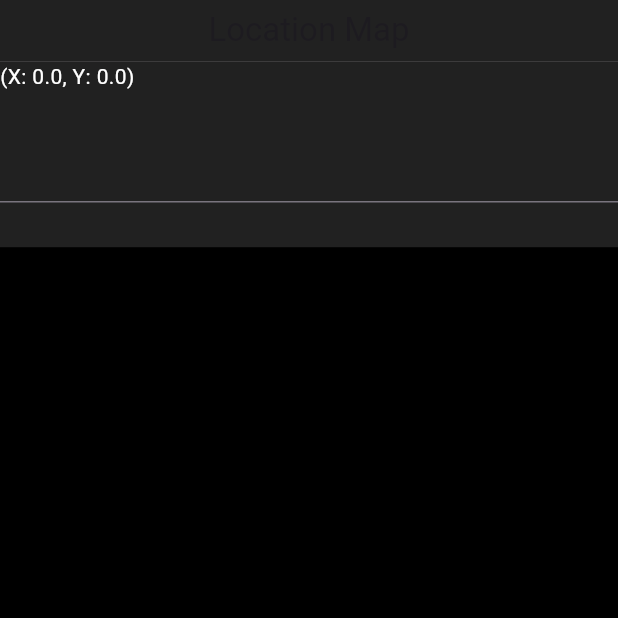
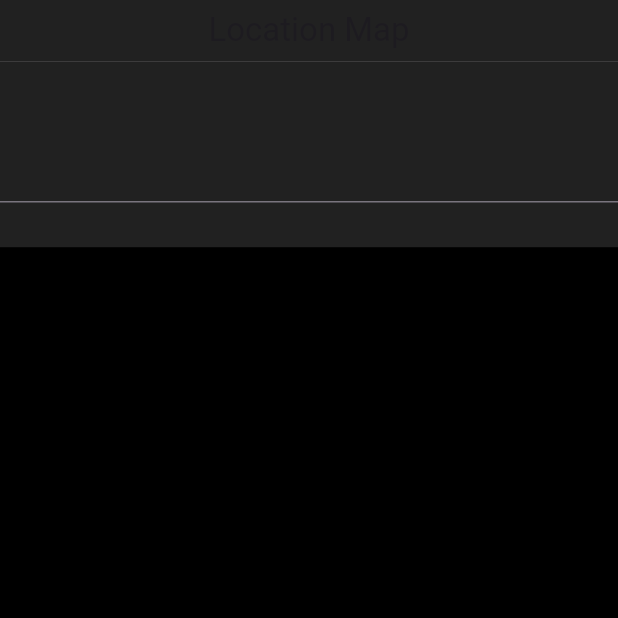
Before and after one commit to juntthanat/IPS_Android_UI, a Flutter app: the screen it shows after launch, on a phone screen of 412 x 824 dp, the top half of it. Run offline on Flutter 3.47's test engine with Material 3 defaults, Android fonts, the phone set to English and light mode, and no system bars; our stand-ins replace cached_network_image, dio, flutter_compass, permission_handler; missing offline and left inert: flutter_reactive_ble, mqtt_client; statements that could not run were skipped.

Commit message:
Removed: x and y label

```diff
--- a/lib/main.dart
+++ b/lib/main.dart
@@ -356,17 +356,6 @@ class MainBody extends State<MainPage> {
                 color: Colors.grey[900],
                 child: Stack(
                   children: [
-                    Column(
-                      mainAxisAlignment: MainAxisAlignment.start,
-                      crossAxisAlignment: CrossAxisAlignment.start,
-                      children: [
-                        // cadrantAngle(context, screenConverter, heading),
-                        Text(
-                          "(X: $coordinateXValue, Y: $coordinateYValue)",
-                          style: const TextStyle(color: Colors.white),
-                        ),
-                      ],
-                    ),
                     Positioned.fill(
                       child: Container(
                         alignment: Alignment.center,
```
